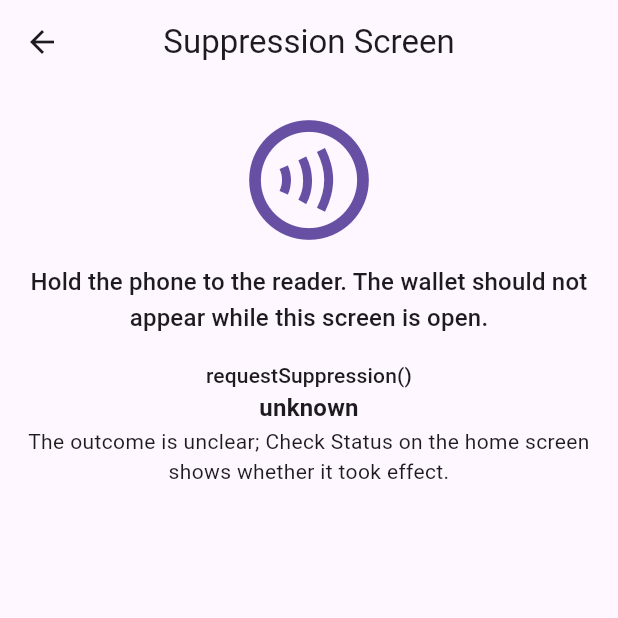
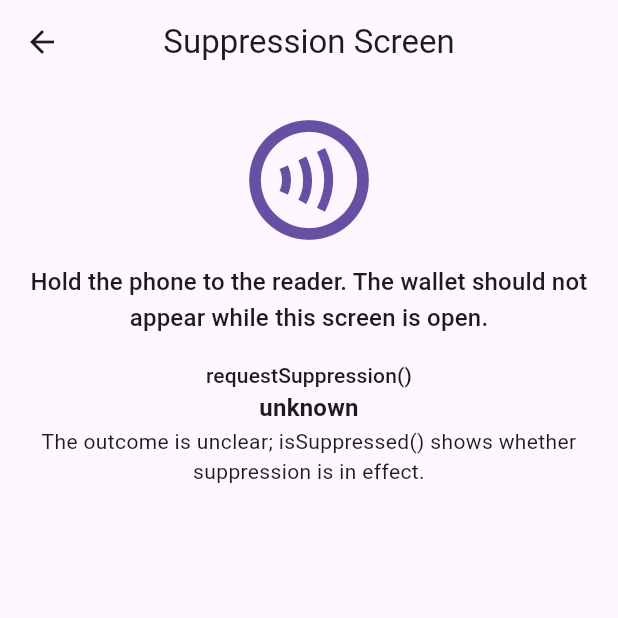
Before and after one commit to teklund/nfc_wallet_suppression, a Flutter app: the SuppressionScreen screen opened directly, on a phone screen of 412 x 824 dp, the top half of it. Run offline on Flutter 3.47's test engine with Material 3 defaults, Android fonts, the light colour scheme and no system bars; our stand-ins replace plugin_platform_interface.

Commit message:
docs(example): explain every request status and assert matched releases
The unknown text names isSuppressed() instead of a button that would release
first. alreadyPresenting and canceled get their documented meanings. An
unmatched release() now asserts in debug builds.

```diff
--- a/example/lib/main.dart
+++ b/example/lib/main.dart
@@ -182,6 +182,7 @@ abstract final class WalletSuppression {
   }
 
   static void release() {
+    assert(_screens > 0, 'release() without a matching acquire()');
     _screens--;
     if (_screens == 0) unawaited(NfcWalletSuppression.releaseSuppression());
   }
@@ -411,11 +412,15 @@ String explain(SuppressionStatus status) {
       'Refused. On iOS this usually means a missing suppression '
           'entitlement, or Wallet was showing a pass.',
     SuppressionStatus.unknown =>
-      'The outcome is unclear; Check Status on the home screen shows whether '
-          'it took effect.',
+      'The outcome is unclear; isSuppressed() shows whether suppression is in '
+          'effect.',
     SuppressionStatus.unavailable =>
       'Not suppressed: no Activity was attached. Requesting again later can '
           'succeed.',
+    SuppressionStatus.alreadyPresenting =>
+      'Not suppressed: Wallet was already showing a pass.',
+    SuppressionStatus.canceled =>
+      'Not suppressed: the request was canceled before it completed.',
     // New statuses may be added, so always keep a fallback.
     _ => 'Not suppressed.',
   };
```
Also changed, not shown: 1 other file.
